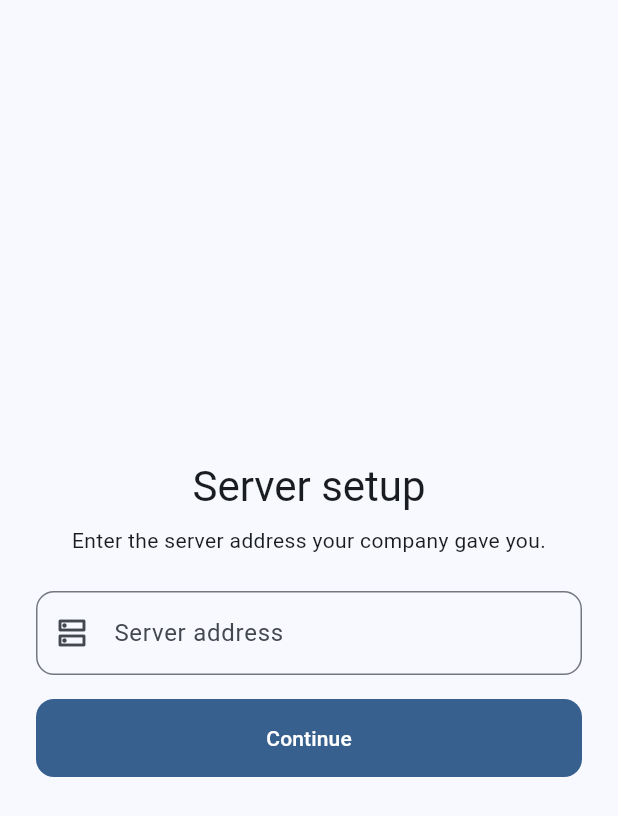
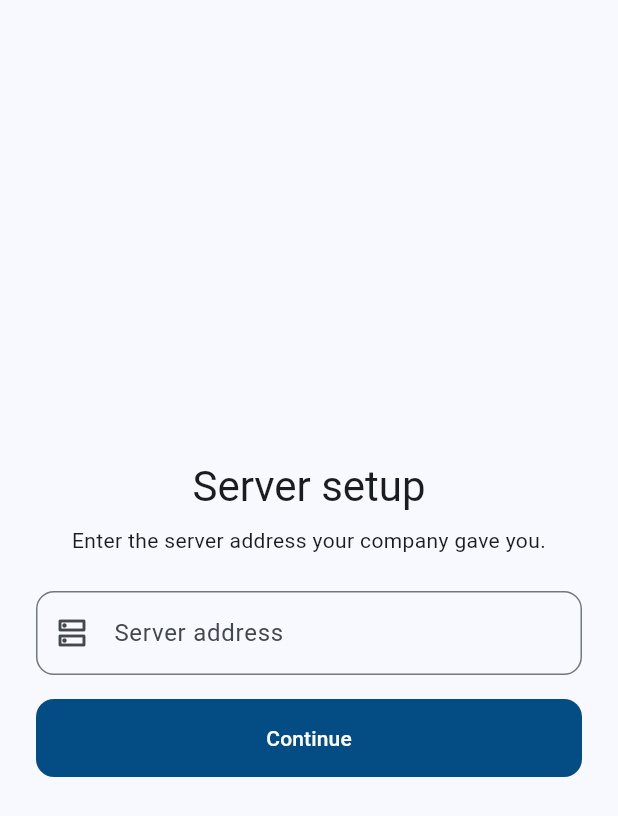
Before and after one commit to santhoshkumarkandhasamy-coder/employeeconnect, a Flutter app: the screen it shows after launch, on a phone screen of 412 x 824 dp. Shown: the top 816 px of the screen. Run offline on Flutter 3.47's test engine with Material 3 defaults, Android fonts, the phone set to English and light mode, and no system bars; our stand-ins replace dio, file_picker, flutter_riverpod, flutter_secure_storage, geolocator, go_router and 3 more.

Commit message:
Make logo colours visible: exact navy primary, orange selection accents
Co-Authored-By: Claude Sonnet 5.5 <noreply@anthropic.com>

```diff
--- a/frontend/lib/core/theme/app_theme.dart
+++ b/frontend/lib/core/theme/app_theme.dart
@@ -11,10 +11,34 @@ abstract final class AppTheme {
   static ThemeData get dark => _build(Brightness.dark);
 
   static ThemeData _build(Brightness b) {
-    final scheme = ColorScheme.fromSeed(seedColor: _seed, brightness: b).copyWith(
-      tertiary: _accent,
-      onTertiary: Colors.white,
-    );
+    // fromSeed gives a mid-tone of the seed, which hardly differs from a
+    // generic blue, so the logo navy is set exactly in light mode. Orange text
+    // on white fails contrast, so selection highlights use a deeper orange
+    // and the logo orange stays decorative (tertiary).
+    final base = ColorScheme.fromSeed(seedColor: _seed, brightness: b);
+    final scheme = b == Brightness.light
+        ? base.copyWith(
+            primary: _seed,
+            onPrimary: Colors.white,
+            primaryContainer: const Color(0xFFD6E6F7),
+            onPrimaryContainer: const Color(0xFF021F3A),
+            secondary: const Color(0xFFC2530A),
+            onSecondary: Colors.white,
+            secondaryContainer: const Color(0xFFFFDCC8),
+            onSecondaryContainer: const Color(0xFF4A1C00),
+            tertiary: _accent,
+            onTertiary: Colors.white,
+          )
+        : base.copyWith(
+            primary: const Color(0xFF9DC4EC),
+            onPrimary: const Color(0xFF00294B),
+            secondary: const Color(0xFFFFB48A),
+            onSecondary: const Color(0xFF4A1C00),
+            secondaryContainer: const Color(0xFF7A3500),
+            onSecondaryContainer: const Color(0xFFFFDCC8),
+            tertiary: _accent,
+            onTertiary: Colors.white,
+          );
     return ThemeData(
       useMaterial3: true,
       colorScheme: scheme,
```
